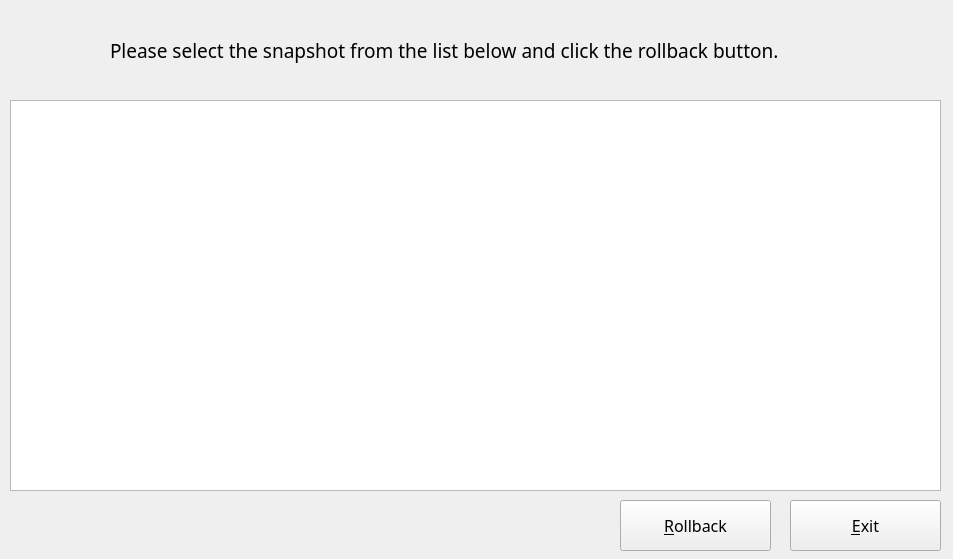
This is rollback/main_window.ui in theduckchannel/xerolinux-rollback-git as Qt 5 draws it before an edit. The edited form follows.
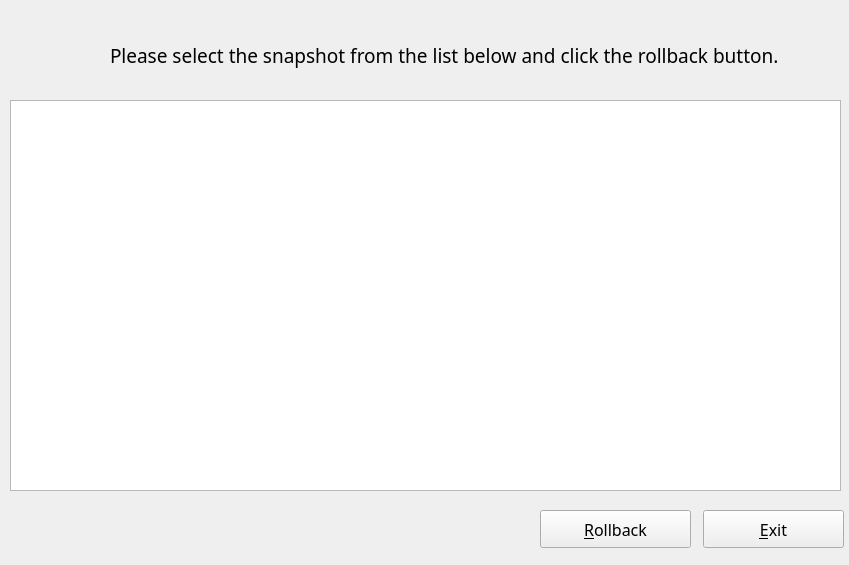
This is the edited form. Icons and pictures are not drawn.

```diff
--- a/rollback/main_window.ui
+++ b/rollback/main_window.ui
@@ -9,8 +9,8 @@
    <rect>
     <x>0</x>
     <y>0</y>
-    <width>953</width>
-    <height>559</height>
+    <width>849</width>
+    <height>565</height>
    </rect>
   </property>
   <property name="windowTitle">
@@ -21,29 +21,13 @@
     <normaloff>images/xerolinux-logo128x128.png</normaloff>images/xerolinux-logo128x128.png</iconset>
   </property>
   <widget class="QWidget" name="centralwidget">
-   <widget class="QTableView" name="tableView">
-    <property name="geometry">
-     <rect>
-      <x>10</x>
-      <y>100</y>
-      <width>931</width>
-      <height>391</height>
-     </rect>
-    </property>
-    <property name="alternatingRowColors">
-     <bool>true</bool>
-    </property>
-    <attribute name="horizontalHeaderShowSortIndicator" stdset="0">
-     <bool>false</bool>
-    </attribute>
-   </widget>
    <widget class="QLabel" name="logoLabel">
     <property name="geometry">
      <rect>
       <x>10</x>
       <y>0</y>
-      <width>91</width>
-      <height>91</height>
+      <width>96</width>
+      <height>96</height>
      </rect>
     </property>
     <property name="text">
@@ -60,9 +44,9 @@
     <property name="geometry">
      <rect>
       <x>110</x>
-      <y>10</y>
-      <width>711</width>
-      <height>81</height>
+      <y>30</y>
+      <width>681</width>
+      <height>51</height>
      </rect>
     </property>
     <property name="font">
@@ -81,42 +65,13 @@
      <bool>true</bool>
     </property>
    </widget>
-   <widget class="QPushButton" name="okPushButton">
-    <property name="geometry">
-     <rect>
-      <x>620</x>
-      <y>500</y>
-      <width>151</width>
-      <height>51</height>
-     </rect>
-    </property>
-    <property name="font">
-     <font>
-      <family>Fira Code Medium</family>
-      <pointsize>12</pointsize>
-     </font>
-    </property>
-    <property name="text">
-     <string>&amp;Rollback</string>
-    </property>
-    <property name="icon">
-     <iconset>
-      <normaloff>images/back-in-time.png</normaloff>images/back-in-time.png</iconset>
-    </property>
-    <property name="iconSize">
-     <size>
-      <width>32</width>
-      <height>32</height>
-     </size>
-    </property>
-   </widget>
    <widget class="QPushButton" name="exitPushButton">
     <property name="geometry">
      <rect>
-      <x>790</x>
-      <y>500</y>
-      <width>151</width>
-      <height>51</height>
+      <x>703</x>
+      <y>510</y>
+      <width>141</width>
+      <height>38</height>
      </rect>
     </property>
     <property name="font">
@@ -139,6 +94,57 @@
      </size>
     </property>
    </widget>
+   <widget class="QPushButton" name="okPushButton">
+    <property name="geometry">
+     <rect>
+      <x>540</x>
+      <y>510</y>
+      <width>151</width>
+      <height>38</height>
+     </rect>
+    </property>
+    <property name="font">
+     <font>
+      <family>Fira Code Medium</family>
+      <pointsize>12</pointsize>
+     </font>
+    </property>
+    <property name="text">
+     <string>&amp;Rollback</string>
+    </property>
+    <property name="icon">
+     <iconset>
+      <normaloff>images/back-in-time.png</normaloff>images/back-in-time.png</iconset>
+    </property>
+    <property name="iconSize">
+     <size>
+      <width>32</width>
+      <height>32</height>
+     </size>
+    </property>
+   </widget>
+   <widget class="QTableWidget" name="tableWidget">
+    <property name="geometry">
+     <rect>
+      <x>10</x>
+      <y>100</y>
+      <width>831</width>
+      <height>391</height>
+     </rect>
+    </property>
+    <property name="font">
+     <font>
+      <family>Fira Code Medium</family>
+      <pointsize>10</pointsize>
+     </font>
+    </property>
+    <property name="cursor" stdset="0">
+     <cursorShape>PointingHandCursor</cursorShape>
+    </property>
+    <attribute name="verticalHeaderVisible">
+     <bool>false</bool>
+    </attribute>
+   </widget>
   </widget>
  </widget>
  <resources/>
```
